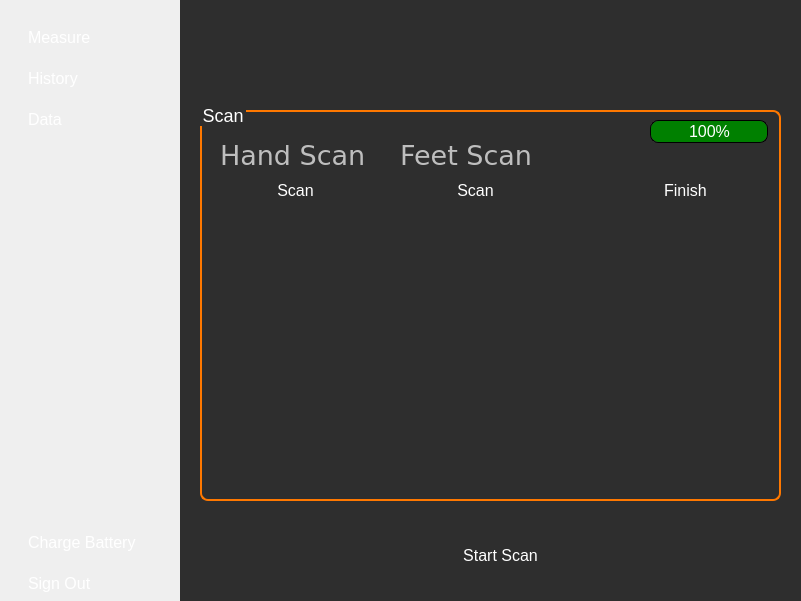
Before: the Qt Designer form appwidget.ui in ImKirihara/RaDoTechDemo, drawn with Qt 5.
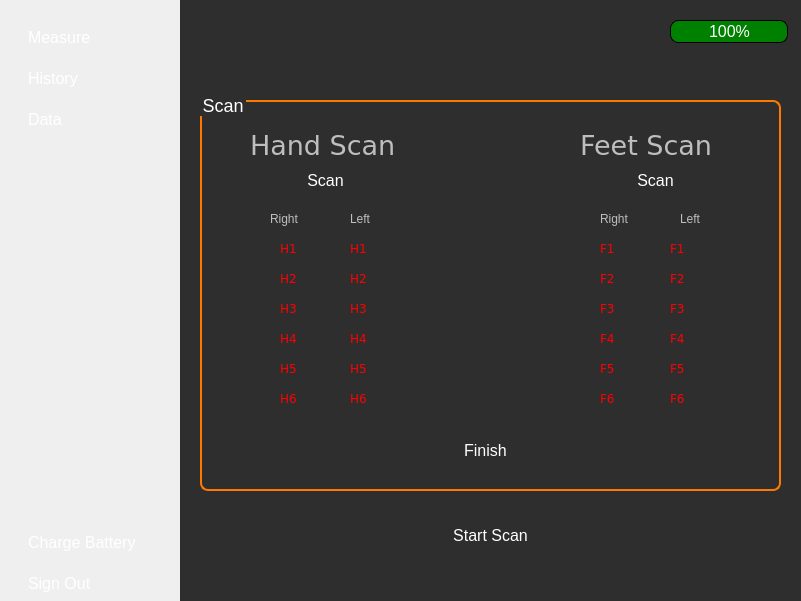
After: the same form once the commit is applied. The open tabs and pages were chosen to show the change.

Commit message: implimented more features for the scan and fixed some issues

```diff
--- a/appwidget.ui
+++ b/appwidget.ui
@@ -120,19 +120,6 @@
 }
 </string>
     </property>
-    <widget class="QPushButton" name="startScanButton">
-     <property name="geometry">
-      <rect>
-       <x>240</x>
-       <y>520</y>
-       <width>161</width>
-       <height>71</height>
-      </rect>
-     </property>
-     <property name="text">
-      <string>Start Scan</string>
-     </property>
-    </widget>
     <widget class="QGroupBox" name="scanBox">
      <property name="enabled">
       <bool>false</bool>
@@ -140,18 +127,26 @@
      <property name="geometry">
       <rect>
        <x>10</x>
-       <y>100</y>
+       <y>90</y>
        <width>601</width>
        <height>411</height>
       </rect>
      </property>
+     <property name="styleSheet">
+      <string notr="true">#scanBox{
+background-color:rgb(46, 46, 46);
+}
+
+
+</string>
+     </property>
      <property name="title">
       <string>Scan</string>
      </property>
      <widget class="QPushButton" name="scanHandsButton">
       <property name="geometry">
        <rect>
-        <x>30</x>
+        <x>60</x>
         <y>70</y>
         <width>151</width>
         <height>41</height>
@@ -164,8 +159,8 @@
      <widget class="QPushButton" name="doneButton">
       <property name="geometry">
        <rect>
-        <x>440</x>
-        <y>70</y>
+        <x>240</x>
+        <y>340</y>
         <width>111</width>
         <height>41</height>
        </rect>
@@ -177,7 +172,7 @@
      <widget class="QPushButton" name="scanFeetButton">
       <property name="geometry">
        <rect>
-        <x>210</x>
+        <x>390</x>
         <y>70</y>
         <width>151</width>
         <height>41</height>
@@ -190,7 +185,7 @@
      <widget class="QLabel" name="label_35">
       <property name="geometry">
        <rect>
-        <x>30</x>
+        <x>60</x>
         <y>40</y>
         <width>151</width>
         <height>31</height>
@@ -209,7 +204,7 @@
      <widget class="QLabel" name="label_36">
       <property name="geometry">
        <rect>
-        <x>210</x>
+        <x>390</x>
         <y>40</y>
         <width>151</width>
         <height>31</height>
@@ -225,17 +220,598 @@
        <string>Feet Scan</string>
       </property>
      </widget>
-     <widget class="QProgressBar" name="batteryBar">
+     <widget class="QLabel" name="label_37">
       <property name="geometry">
        <rect>
-        <x>460</x>
-        <y>20</y>
-        <width>118</width>
-        <height>23</height>
+        <x>80</x>
+        <y>120</y>
+        <width>41</width>
+        <height>17</height>
        </rect>
       </property>
+      <property name="text">
+       <string>Right</string>
+      </property>
+     </widget>
+     <widget class="QLabel" name="label_38">
+      <property name="geometry">
+       <rect>
+        <x>160</x>
+        <y>120</y>
+        <width>41</width>
+        <height>17</height>
+       </rect>
+      </property>
+      <property name="text">
+       <string>Left</string>
+      </property>
+     </widget>
+     <widget class="QLabel" name="label_39">
+      <property name="geometry">
+       <rect>
+        <x>410</x>
+        <y>120</y>
+        <width>41</width>
+        <height>17</height>
+       </rect>
+      </property>
+      <property name="text">
+       <string>Right</string>
+      </property>
+     </widget>
+     <widget class="QLabel" name="label_40">
+      <property name="geometry">
+       <rect>
+        <x>490</x>
+        <y>120</y>
+        <width>41</width>
+        <height>17</height>
+       </rect>
+      </property>
+      <property name="text">
+       <string>Left</string>
+      </property>
+     </widget>
+     <widget class="QLabel" name="RH1">
+      <property name="geometry">
+       <rect>
+        <x>90</x>
+        <y>150</y>
+        <width>41</width>
+        <height>17</height>
+       </rect>
+      </property>
+      <property name="font">
+       <font>
+        <family>DejaVu Sans</family>
+       </font>
+      </property>
       <property name="styleSheet">
-       <string notr="true">QProgressBar{
+       <string notr="true">color: red;
+</string>
+      </property>
+      <property name="text">
+       <string>H1</string>
+      </property>
+     </widget>
+     <widget class="QLabel" name="RH2">
+      <property name="geometry">
+       <rect>
+        <x>90</x>
+        <y>180</y>
+        <width>41</width>
+        <height>17</height>
+       </rect>
+      </property>
+      <property name="font">
+       <font>
+        <family>DejaVu Sans</family>
+       </font>
+      </property>
+      <property name="styleSheet">
+       <string notr="true">color: red;
+</string>
+      </property>
+      <property name="text">
+       <string>H2</string>
+      </property>
+     </widget>
+     <widget class="QLabel" name="RH3">
+      <property name="geometry">
+       <rect>
+        <x>90</x>
+        <y>210</y>
+        <width>41</width>
+        <height>17</height>
+       </rect>
+      </property>
+      <property name="font">
+       <font>
+        <family>DejaVu Sans</family>
+       </font>
+      </property>
+      <property name="styleSheet">
+       <string notr="true">color: red;
+</string>
+      </property>
+      <property name="text">
+       <string>H3</string>
+      </property>
+     </widget>
+     <widget class="QLabel" name="RH4">
+      <property name="geometry">
+       <rect>
+        <x>90</x>
+        <y>240</y>
+        <width>41</width>
+        <height>17</height>
+       </rect>
+      </property>
+      <property name="font">
+       <font>
+        <family>DejaVu Sans</family>
+       </font>
+      </property>
+      <property name="styleSheet">
+       <string notr="true">color: red;
+</string>
+      </property>
+      <property name="text">
+       <string>H4</string>
+      </property>
+     </widget>
+     <widget class="QLabel" name="RH5">
+      <property name="geometry">
+       <rect>
+        <x>90</x>
+        <y>270</y>
+        <width>41</width>
+        <height>17</height>
+       </rect>
+      </property>
+      <property name="font">
+       <font>
+        <family>DejaVu Sans</family>
+       </font>
+      </property>
+      <property name="styleSheet">
+       <string notr="true">color: red;
+</string>
+      </property>
+      <property name="text">
+       <string>H5</string>
+      </property>
+     </widget>
+     <widget class="QLabel" name="RH6">
+      <property name="geometry">
+       <rect>
+        <x>90</x>
+        <y>300</y>
+        <width>41</width>
+        <height>17</height>
+       </rect>
+      </property>
+      <property name="font">
+       <font>
+        <family>DejaVu Sans</family>
+       </font>
+      </property>
+      <property name="styleSheet">
+       <string notr="true">color: red;
+</string>
+      </property>
+      <property name="text">
+       <string>H6</string>
+      </property>
+     </widget>
+     <widget class="QLabel" name="LH5">
+      <property name="geometry">
+       <rect>
+        <x>160</x>
+        <y>270</y>
+        <width>41</width>
+        <height>17</height>
+       </rect>
+      </property>
+      <property name="font">
+       <font>
+        <family>DejaVu Sans</family>
+       </font>
+      </property>
+      <property name="styleSheet">
+       <string notr="true">color: red;
+</string>
+      </property>
+      <property name="text">
+       <string>H5</string>
+      </property>
+     </widget>
+     <widget class="QLabel" name="LH2">
+      <property name="geometry">
+       <rect>
+        <x>160</x>
+        <y>180</y>
+        <width>41</width>
+        <height>17</height>
+       </rect>
+      </property>
+      <property name="font">
+       <font>
+        <family>DejaVu Sans</family>
+       </font>
+      </property>
+      <property name="styleSheet">
+       <string notr="true">color: red;
+</string>
+      </property>
+      <property name="text">
+       <string>H2</string>
+      </property>
+     </widget>
+     <widget class="QLabel" name="LH4">
+      <property name="geometry">
+       <rect>
+        <x>160</x>
+        <y>240</y>
+        <width>41</width>
+        <height>17</height>
+       </rect>
+      </property>
+      <property name="font">
+       <font>
+        <family>DejaVu Sans</family>
+       </font>
+      </property>
+      <property name="styleSheet">
+       <string notr="true">color: red;
+</string>
+      </property>
+      <property name="text">
+       <string>H4</string>
+      </property>
+     </widget>
+     <widget class="QLabel" name="LH1">
+      <property name="geometry">
+       <rect>
+        <x>160</x>
+        <y>150</y>
+        <width>41</width>
+        <height>17</height>
+       </rect>
+      </property>
+      <property name="font">
+       <font>
+        <family>DejaVu Sans</family>
+       </font>
+      </property>
+      <property name="styleSheet">
+       <string notr="true">color: red;
+</string>
+      </property>
+      <property name="text">
+       <string>H1</string>
+      </property>
+     </widget>
+     <widget class="QLabel" name="LH3">
+      <property name="geometry">
+       <rect>
+        <x>160</x>
+        <y>210</y>
+        <width>41</width>
+        <height>17</height>
+       </rect>
+      </property>
+      <property name="font">
+       <font>
+        <family>DejaVu Sans</family>
+       </font>
+      </property>
+      <property name="styleSheet">
+       <string notr="true">color: red;
+</string>
+      </property>
+      <property name="text">
+       <string>H3</string>
+      </property>
+     </widget>
+     <widget class="QLabel" name="LH6">
+      <property name="geometry">
+       <rect>
+        <x>160</x>
+        <y>300</y>
+        <width>41</width>
+        <height>17</height>
+       </rect>
+      </property>
+      <property name="font">
+       <font>
+        <family>DejaVu Sans</family>
+       </font>
+      </property>
+      <property name="styleSheet">
+       <string notr="true">color: red;
+</string>
+      </property>
+      <property name="text">
+       <string>H6</string>
+      </property>
+     </widget>
+     <widget class="QLabel" name="RF5">
+      <property name="geometry">
+       <rect>
+        <x>410</x>
+        <y>270</y>
+        <width>41</width>
+        <height>17</height>
+       </rect>
+      </property>
+      <property name="font">
+       <font>
+        <family>DejaVu Sans</family>
+       </font>
+      </property>
+      <property name="styleSheet">
+       <string notr="true">color: red;
+</string>
+      </property>
+      <property name="text">
+       <string>F5</string>
+      </property>
+     </widget>
+     <widget class="QLabel" name="RF2">
+      <property name="geometry">
+       <rect>
+        <x>410</x>
+        <y>180</y>
+        <width>41</width>
+        <height>17</height>
+       </rect>
+      </property>
+      <property name="font">
+       <font>
+        <family>DejaVu Sans</family>
+       </font>
+      </property>
+      <property name="styleSheet">
+       <string notr="true">color: red;
+</string>
+      </property>
+      <property name="text">
+       <string>F2</string>
+      </property>
+     </widget>
+     <widget class="QLabel" name="LF1">
+      <property name="geometry">
+       <rect>
+        <x>480</x>
+        <y>150</y>
+        <width>41</width>
+        <height>17</height>
+       </rect>
+      </property>
+      <property name="font">
+       <font>
+        <family>DejaVu Sans</family>
+       </font>
+      </property>
+      <property name="styleSheet">
+       <string notr="true">color: red;
+</string>
+      </property>
+      <property name="text">
+       <string>F1</string>
+      </property>
+     </widget>
+     <widget class="QLabel" name="LF2">
+      <property name="geometry">
+       <rect>
+        <x>480</x>
+        <y>180</y>
+        <width>41</width>
+        <height>17</height>
+       </rect>
+      </property>
+      <property name="font">
+       <font>
+        <family>DejaVu Sans</family>
+       </font>
+      </property>
+      <property name="styleSheet">
+       <string notr="true">color: red;
+</string>
+      </property>
+      <property name="text">
+       <string>F2</string>
+      </property>
+     </widget>
+     <widget class="QLabel" name="RF4">
+      <property name="geometry">
+       <rect>
+        <x>410</x>
+        <y>240</y>
+        <width>41</width>
+        <height>17</height>
+       </rect>
+      </property>
+      <property name="font">
+       <font>
+        <family>DejaVu Sans</family>
+       </font>
+      </property>
+      <property name="styleSheet">
+       <string notr="true">color: red;
+</string>
+      </property>
+      <property name="text">
+       <string>F4</string>
+      </property>
+     </widget>
+     <widget class="QLabel" name="LF4">
+      <property name="geometry">
+       <rect>
+        <x>480</x>
+        <y>240</y>
+        <width>41</width>
+        <height>17</height>
+       </rect>
+      </property>
+      <property name="font">
+       <font>
+        <family>DejaVu Sans</family>
+       </font>
+      </property>
+      <property name="styleSheet">
+       <string notr="true">color: red;
+</string>
+      </property>
+      <property name="text">
+       <string>F4</string>
+      </property>
+     </widget>
+     <widget class="QLabel" name="RF1">
+      <property name="geometry">
+       <rect>
+        <x>410</x>
+        <y>150</y>
+        <width>41</width>
+        <height>17</height>
+       </rect>
+      </property>
+      <property name="font">
+       <font>
+        <family>DejaVu Sans</family>
+       </font>
+      </property>
+      <property name="styleSheet">
+       <string notr="true">color: red;
+</string>
+      </property>
+      <property name="text">
+       <string>F1</string>
+      </property>
+     </widget>
+     <widget class="QLabel" name="LF5">
+      <property name="geometry">
+       <rect>
+        <x>480</x>
+        <y>270</y>
+        <width>41</width>
+        <height>17</height>
+       </rect>
+      </property>
+      <property name="font">
+       <font>
+        <family>DejaVu Sans</family>
+       </font>
+      </property>
+      <property name="styleSheet">
+       <string notr="true">color: red;
+</string>
+      </property>
+      <property name="text">
+       <string>F5</string>
+      </property>
+     </widget>
+     <widget class="QLabel" name="RF3">
+      <property name="geometry">
+       <rect>
+        <x>410</x>
+        <y>210</y>
+        <width>41</width>
+        <height>17</height>
+       </rect>
+      </property>
+      <property name="font">
+       <font>
+        <family>DejaVu Sans</family>
+       </font>
+      </property>
+      <property name="styleSheet">
+       <string notr="true">color: red;
+</string>
+      </property>
+      <property name="text">
+       <string>F3</string>
+      </property>
+     </widget>
+     <widget class="QLabel" name="LF3">
+      <property name="geometry">
+       <rect>
+        <x>480</x>
+        <y>210</y>
+        <width>41</width>
+        <height>17</height>
+       </rect>
+      </property>
+      <property name="font">
+       <font>
+        <family>DejaVu Sans</family>
+       </font>
+      </property>
+      <property name="styleSheet">
+       <string notr="true">color: red;
+</string>
+      </property>
+      <property name="text">
+       <string>F3</string>
+      </property>
+     </widget>
+     <widget class="QLabel" name="LF6">
+      <property name="geometry">
+       <rect>
+        <x>480</x>
+        <y>300</y>
+        <width>41</width>
+        <height>17</height>
+       </rect>
+      </property>
+      <property name="font">
+       <font>
+        <family>DejaVu Sans</family>
+       </font>
+      </property>
+      <property name="styleSheet">
+       <string notr="true">color: red;
+</string>
+      </property>
+      <property name="text">
+       <string>F6</string>
+      </property>
+     </widget>
+     <widget class="QLabel" name="RF6">
+      <property name="geometry">
+       <rect>
+        <x>410</x>
+        <y>300</y>
+        <width>41</width>
+        <height>17</height>
+       </rect>
+      </property>
+      <property name="font">
+       <font>
+        <family>DejaVu Sans</family>
+       </font>
+      </property>
+      <property name="styleSheet">
+       <string notr="true">color: red;
+</string>
+      </property>
+      <property name="text">
+       <string>F6</string>
+      </property>
+     </widget>
+    </widget>
+    <widget class="QProgressBar" name="batteryBar">
+     <property name="geometry">
+      <rect>
+       <x>490</x>
+       <y>20</y>
+       <width>118</width>
+       <height>23</height>
+      </rect>
+     </property>
+     <property name="styleSheet">
+      <string notr="true">QProgressBar{
     border: 1px solid black;
     background: transparent;
     border-radius: 8px;
@@ -249,11 +825,23 @@
     background-color: green;
     border-radius: 8px;
 }</string>
-      </property>
-      <property name="value">
-       <number>100</number>
-      </property>
-     </widget>
+     </property>
+     <property name="value">
+      <number>100</number>
+     </property>
+    </widget>
+    <widget class="QPushButton" name="startScanButton">
+     <property name="geometry">
+      <rect>
+       <x>230</x>
+       <y>500</y>
+       <width>161</width>
+       <height>71</height>
+      </rect>
+     </property>
+     <property name="text">
+      <string>Start Scan</string>
+     </property>
     </widget>
    </widget>
    <widget class="QWidget" name="historyPage">
```
Left out of the diff: 168 changed lines with no effect on the pictures. The commit also changes 9 other files.
